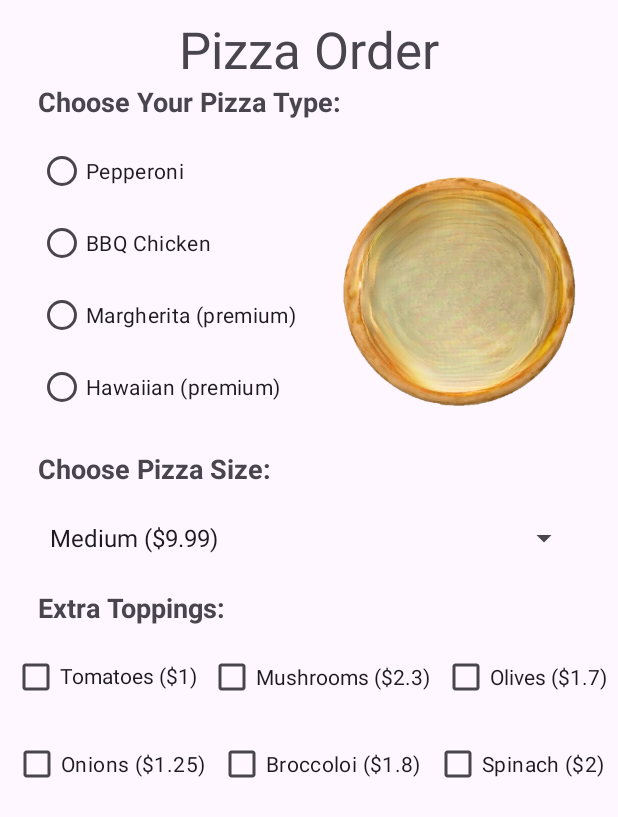
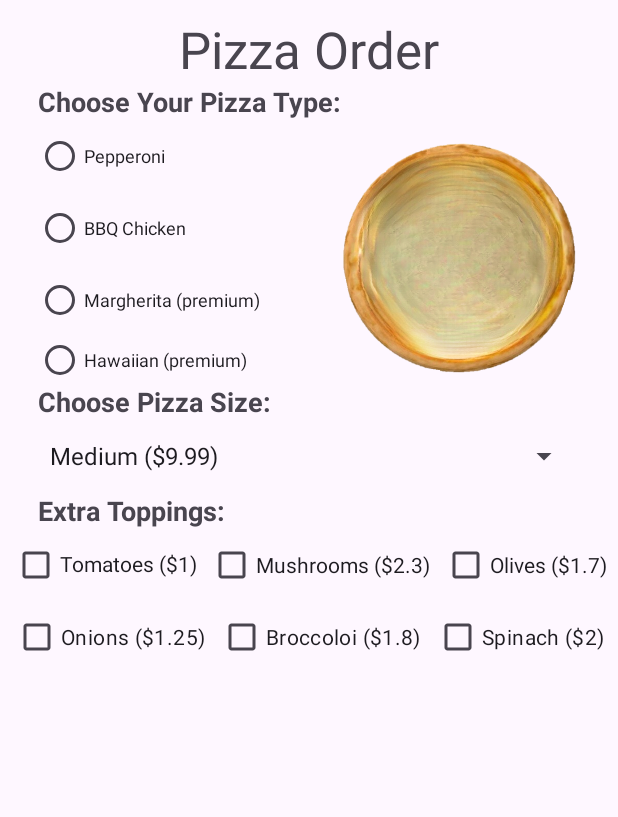
Before and after one commit to DallasLaComb/Pizza_Android_App, an Android app: the screen it shows after launch (MainActivity), on a phone screen of 412 x 824 dp. Shown: the top 817 px of the screen. Run offline under Robolectric (Android 15) with nearby library versions, the phone set to English and light mode, and no system bars.

Commit message:
Resized all the components so I can fit in medium phone, all extra topings added

```diff
--- a/Homework2/app/src/main/res/layout/activity_main.xml
+++ b/Homework2/app/src/main/res/layout/activity_main.xml
@@ -32,9 +32,8 @@
     <RadioGroup
         android:id="@+id/radioGroup"
         android:layout_width="200dp"
-        android:layout_height="200dp"
-        android:layout_marginStart="25dp"
-        android:layout_marginTop="10dp"
+        android:layout_height="175dp"
+        android:layout_marginStart="24dp"
         app:layout_constraintStart_toStartOf="parent"
         app:layout_constraintTop_toBottomOf="@+id/tv_choose_your_pizza_type">
 
@@ -43,34 +42,42 @@
             android:layout_width="wrap_content"
             android:layout_height="wrap_content"
             android:onClick="setPizzaImageView"
-            android:text="@string/pepperoni" />
+            android:text="@string/pepperoni"
+            android:textAppearance="@style/TextAppearance.AppCompat.Small"
+            android:textSize="12sp" />
 
         <RadioButton
             android:id="@+id/rb_bbq_chicken"
             android:layout_width="wrap_content"
             android:layout_height="wrap_content"
             android:onClick="setPizzaImageView"
-            android:text="@string/bbq_chicken" />
+            android:text="@string/bbq_chicken"
+            android:textAppearance="@style/TextAppearance.AppCompat.Small"
+            android:textSize="12sp" />
 
         <RadioButton
             android:id="@+id/rb_margherita"
             android:layout_width="wrap_content"
             android:layout_height="wrap_content"
             android:onClick="setPizzaImageView"
-            android:text="@string/margherita_premium" />
+            android:text="@string/margherita_premium"
+            android:textAppearance="@style/TextAppearance.AppCompat.Small"
+            android:textSize="12sp" />
 
         <RadioButton
             android:id="@+id/rb_hawaiian"
             android:layout_width="wrap_content"
             android:layout_height="wrap_content"
             android:onClick="setPizzaImageView"
-            android:text="@string/hawaiian_premium" />
+            android:text="@string/hawaiian_premium"
+            android:textAppearance="@style/TextAppearance.AppCompat.Small"
+            android:textSize="12sp" />
     </RadioGroup>
 
     <ImageView
         android:id="@+id/iv_default_pizza"
         android:layout_width="160dp"
-        android:layout_height="200dp"
+        android:layout_height="175dp"
         android:layout_marginEnd="25dp"
         android:contentDescription="@string/default_pizza_image_view"
         app:layout_constraintEnd_toEndOf="parent"
@@ -83,7 +90,6 @@
         android:layout_width="wrap_content"
         android:layout_height="wrap_content"
         android:layout_marginStart="25dp"
-        android:layout_marginTop="10dp"
         android:text="@string/choose_pizza_size"
         android:textAppearance="@style/TextAppearance.AppCompat.Medium"
         android:textStyle="bold"
@@ -95,7 +101,6 @@
         android:layout_width="0dp"
         android:layout_height="wrap_content"
         android:layout_marginStart="25dp"
-        android:layout_marginTop="10dp"
         android:layout_marginEnd="25dp"
         android:minHeight="48dp"
         app:layout_constraintEnd_toEndOf="parent"
@@ -108,7 +113,6 @@
         android:layout_width="wrap_content"
         android:layout_height="wrap_content"
         android:layout_marginStart="25dp"
-        android:layout_marginTop="10dp"
         android:text="@string/extra_toppings"
         android:textAppearance="@style/TextAppearance.AppCompat.Medium"
         android:textStyle="bold"
@@ -119,7 +123,6 @@
         android:id="@+id/checkBox"
         android:layout_width="wrap_content"
         android:layout_height="wrap_content"
-        android:layout_marginTop="10dp"
         android:includeFontPadding="false"
         android:text="Tomatoes ($1)"
         android:textAppearance="@style/TextAppearance.AppCompat.Small"
@@ -151,7 +154,6 @@
         android:id="@+id/checkBox4"
         android:layout_width="wrap_content"
         android:layout_height="wrap_content"
-        android:layout_marginTop="10dp"
         android:text="Onions ($1.25)"
         app:layout_constraintEnd_toStartOf="@+id/checkBox5"
         app:layout_constraintStart_toStartOf="parent"
```
